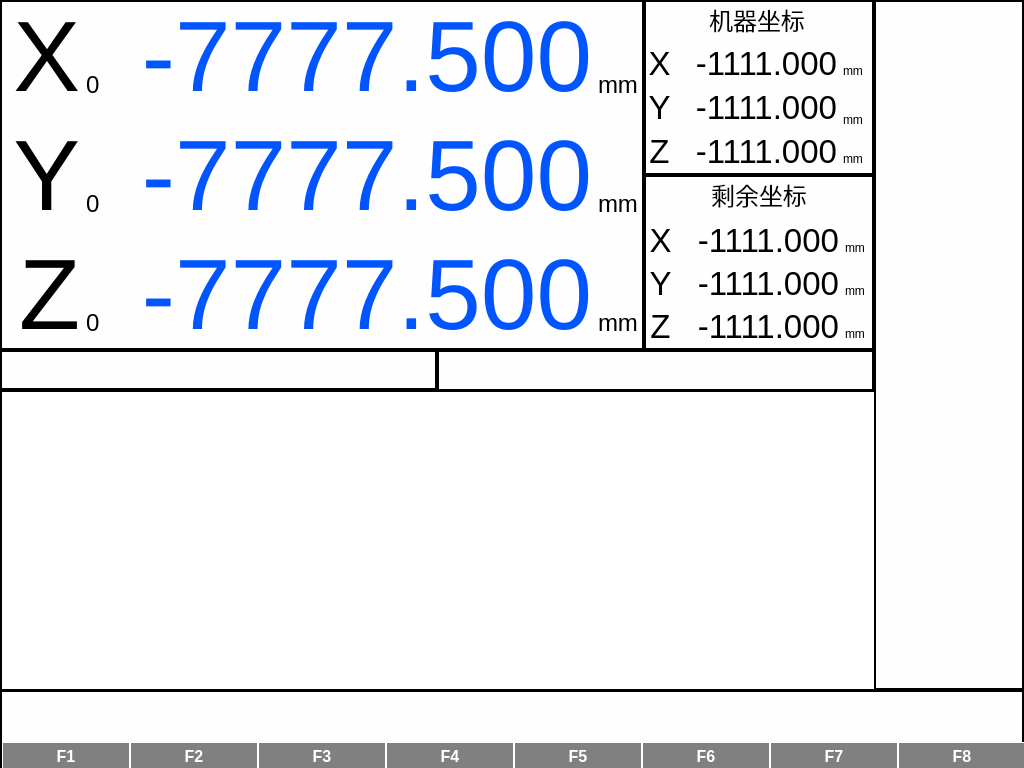
First picture: the form in maininterface.ui, repository taiyuankejizhu/SparkZNC, before the edit.
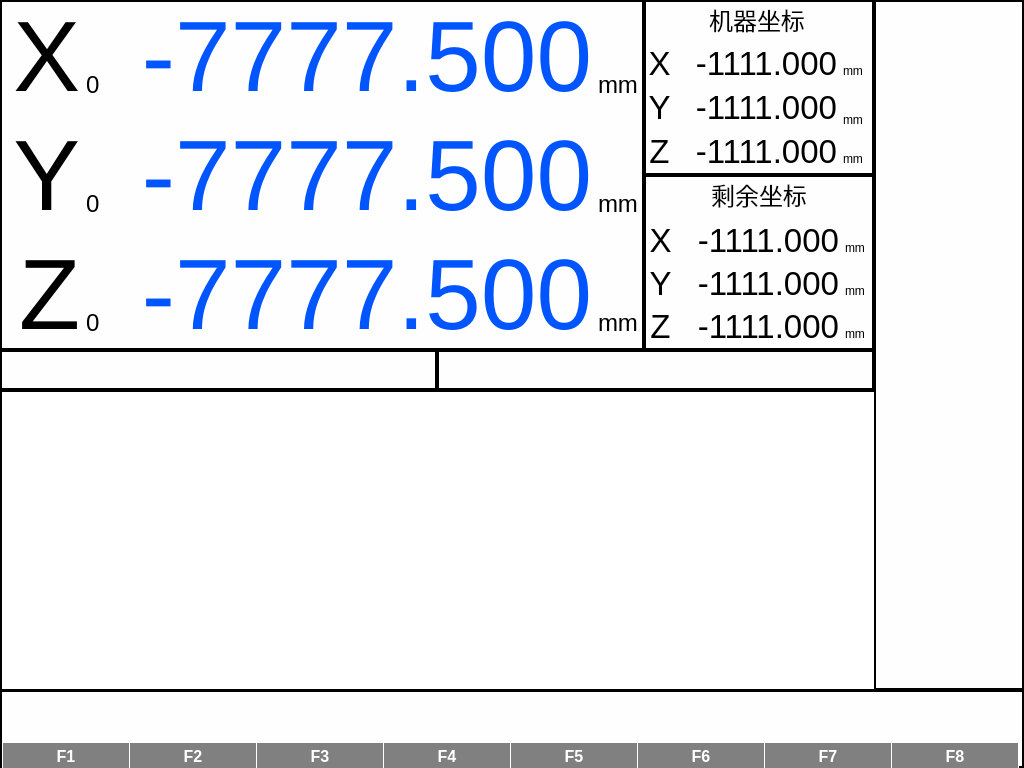
Second picture: the form after the edit.

The edit to the form file:
```diff
--- a/maininterface.ui
+++ b/maininterface.ui
@@ -1589,7 +1589,7 @@
      <rect>
       <x>0</x>
       <y>50</y>
-      <width>1028</width>
+      <width>1021</width>
       <height>32</height>
      </rect>
     </property>
@@ -5320,7 +5320,7 @@
      <x>437</x>
      <y>350</y>
      <width>437</width>
-     <height>41</height>
+     <height>40</height>
     </rect>
    </property>
    <property name="frameShape">
```
